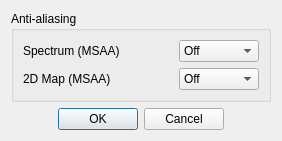
f4exb/sdrangel, file sdrgui/gui/graphicsdialog.ui: the form before one commit.
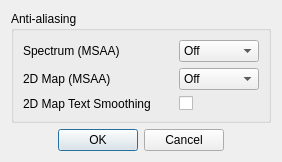
The form after the commit.

Commit message: Optionally reenamable smoothing on 2D maps, as 16 MSAA isn't always available

```diff
--- a/sdrgui/gui/graphicsdialog.ui
+++ b/sdrgui/gui/graphicsdialog.ui
@@ -7,7 +7,7 @@
     <x>0</x>
     <y>0</y>
     <width>282</width>
-    <height>131</height>
+    <height>155</height>
    </rect>
   </property>
   <property name="font">
@@ -122,6 +122,23 @@
           </item>
          </widget>
         </item>
+        <item row="2" column="1">
+         <widget class="QCheckBox" name="mapSmoothing">
+          <property name="toolTip">
+           <string>Whether smoothing should be enabled for text on 2D maps</string>
+          </property>
+          <property name="text">
+           <string/>
+          </property>
+         </widget>
+        </item>
+        <item row="2" column="0">
+         <widget class="QLabel" name="mapSmoothingLabel">
+          <property name="text">
+           <string>2D Map Text Smoothing</string>
+          </property>
+         </widget>
+        </item>
        </layout>
       </widget>
      </item>
```
Left out of the diff: 5 changed lines with no effect on the pictures. The commit also changes 8 other files.
